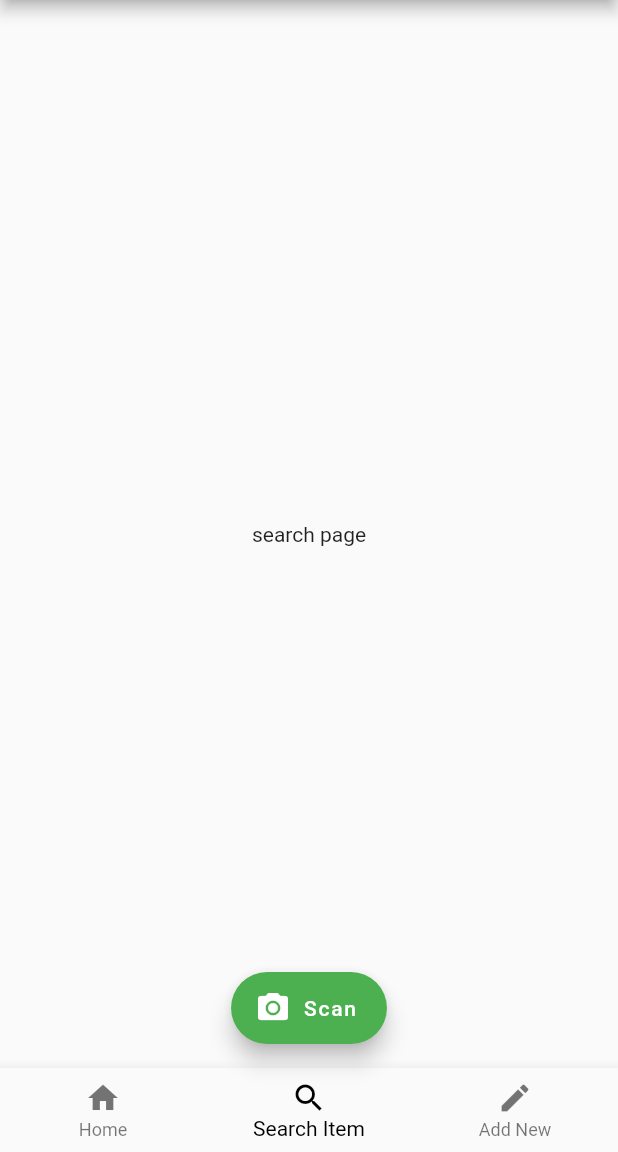
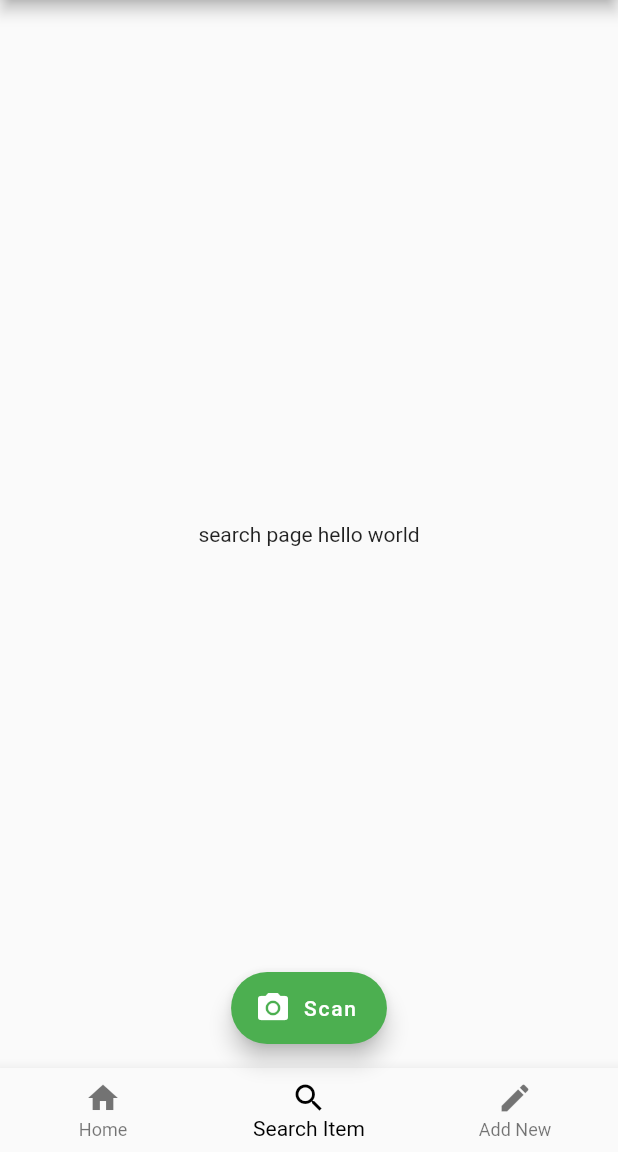
Before and after one commit to LachyP/StorageManager, a Flutter app: the screen it shows after launch, item 2 of the bottom bar chosen, on a phone screen of 412 x 824 dp, the part 84-1236 px from its top. Run offline on Flutter 3.47's test engine with Material 2 defaults, Android fonts, the phone set to English and light mode, and no system bars; missing offline and left inert: barcode_scan.

Commit message:
can successfully feed information from the home page to all the display pages using keys and parameters

```diff
--- a/storage_manager/lib/main.dart
+++ b/storage_manager/lib/main.dart
@@ -97,7 +97,7 @@ class _MyHomePageState extends State<MyHomePage> {
   int _selectedPage = 0;
   final List<Widget> pageList = [
     LandingPage(),
-    SearchPage(),
+    SearchPage( passedText: "hello world" ),
     //ScanPage(),
     NewCratePage(),
   ];
@@ -174,6 +174,12 @@ class _LandingPageState extends State<LandingPage> {
 
 //Search by item page
 class SearchPage extends StatefulWidget {
+  final String passedText;
+  const SearchPage(
+  {Key? key, required this.passedText})
+      : super(key: key);
+
+
   @override
   _SearchPageState createState() => _SearchPageState();
 }
@@ -183,7 +189,7 @@ class _SearchPageState extends State<SearchPage> {
     return Scaffold(
       body: Center(
         child: Text(
-          'search page',
+          'search page ${widget.passedText}',
         ),
       ),
     );
```
Also changed, not shown: 1 other file.
